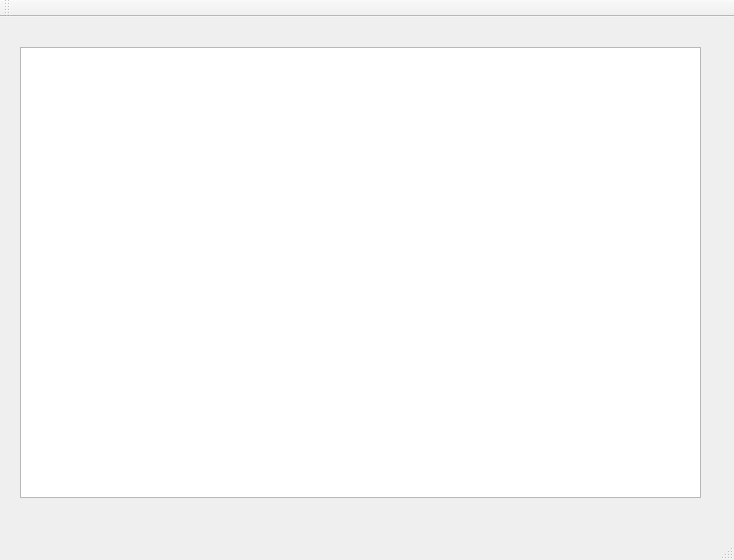
Above: VisualForMilanRF/RangeTableValue.ui from AnatolySolovyev12/VisualForMilanRF before the change. Below: the same form after it.
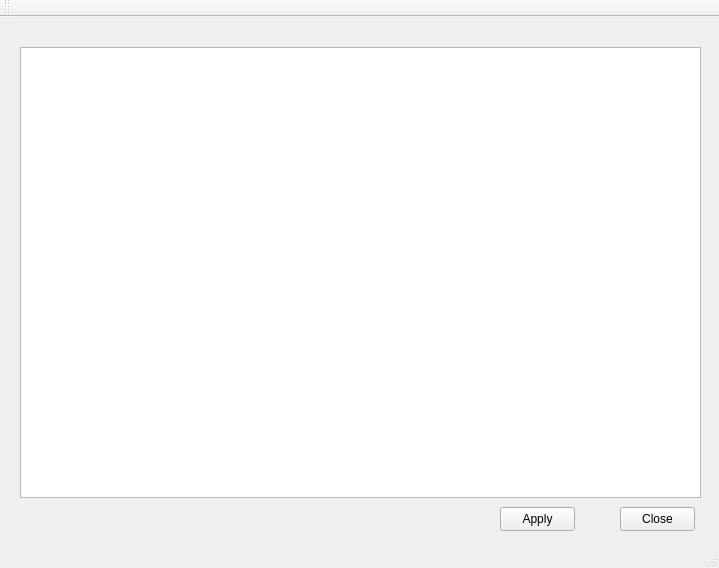
That is the form after the change.

Commit message: Correct tableView

```diff
--- a/VisualForMilanRF/RangeTableValue.ui
+++ b/VisualForMilanRF/RangeTableValue.ui
@@ -6,8 +6,8 @@
    <rect>
     <x>0</x>
     <y>0</y>
-    <width>734</width>
-    <height>560</height>
+    <width>719</width>
+    <height>568</height>
    </rect>
   </property>
   <property name="minimumSize">
@@ -30,6 +30,32 @@
      </rect>
     </property>
    </widget>
+   <widget class="QPushButton" name="applyButton">
+    <property name="geometry">
+     <rect>
+      <x>500</x>
+      <y>490</y>
+      <width>75</width>
+      <height>24</height>
+     </rect>
+    </property>
+    <property name="text">
+     <string>Apply</string>
+    </property>
+   </widget>
+   <widget class="QPushButton" name="closeButton">
+    <property name="geometry">
+     <rect>
+      <x>620</x>
+      <y>490</y>
+      <width>75</width>
+      <height>24</height>
+     </rect>
+    </property>
+    <property name="text">
+     <string>Close</string>
+    </property>
+   </widget>
   </widget>
   <widget class="QMenuBar" name="menuBar">
    <property name="geometry">
```
Left out of the diff: 4 changed lines with no effect on the pictures. The commit also changes 1 other file.
